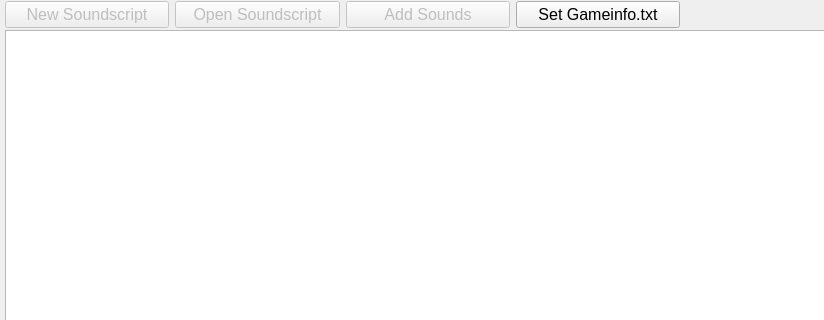
Before: the Qt Designer form ui/main.ui in Ambiabstract/soundscripts_editor, drawn with Qt 5; both pictures show x 0 to 824 and y 0 to 320 of the 1024 by 720 pixel window.
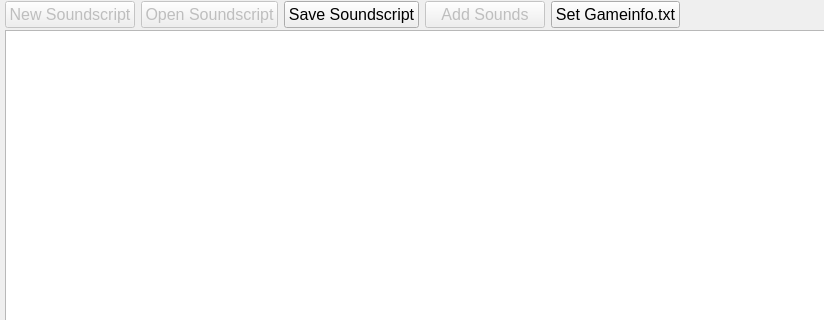
After: the same form once the commit is applied.

What changed in the file:
```diff
--- a/ui/main.ui
+++ b/ui/main.ui
@@ -122,6 +122,18 @@
        </property>
       </widget>
      </item>
+     <item>
+      <widget class="QPushButton" name="saveSoundscriptButton">
+       <property name="font">
+        <font>
+         <pointsize>12</pointsize>
+        </font>
+       </property>
+       <property name="text">
+        <string>Save Soundscript</string>
+       </property>
+      </widget>
+     </item>
      <item>
       <widget class="QPushButton" name="addSoundsButton">
        <property name="enabled">
```
